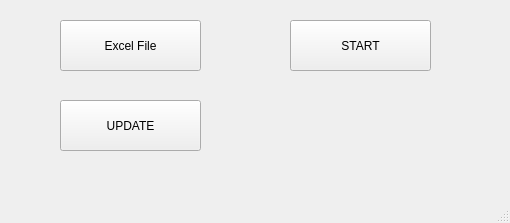
Qt form main_window.ui (bobos26/stock-srim-using-dart) before a commit.
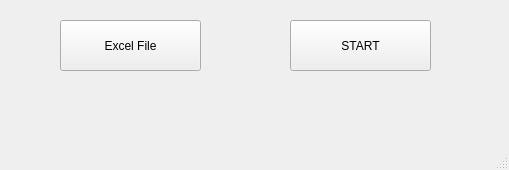
The same form after that commit.

The edit to the form file:
```diff
--- a/main_window.ui
+++ b/main_window.ui
@@ -6,8 +6,8 @@
    <rect>
     <x>0</x>
     <y>0</y>
-    <width>510</width>
-    <height>223</height>
+    <width>509</width>
+    <height>170</height>
    </rect>
   </property>
   <property name="windowTitle">
@@ -40,19 +40,6 @@
      <string>START</string>
     </property>
    </widget>
-   <widget class="QPushButton" name="pushButton">
-    <property name="geometry">
-     <rect>
-      <x>60</x>
-      <y>100</y>
-      <width>141</width>
-      <height>51</height>
-     </rect>
-    </property>
-    <property name="text">
-     <string>UPDATE</string>
-    </property>
-   </widget>
   </widget>
   <widget class="QMenuBar" name="menubar">
    <property name="geometry">
```
Left out of the diff: 18 changed lines with no effect on the pictures.
